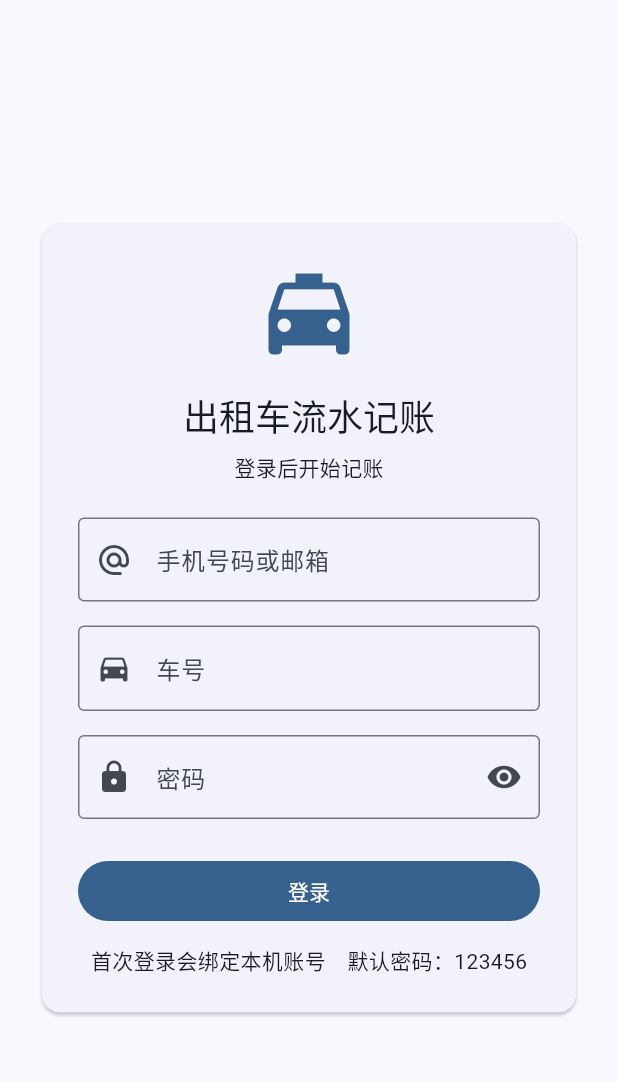
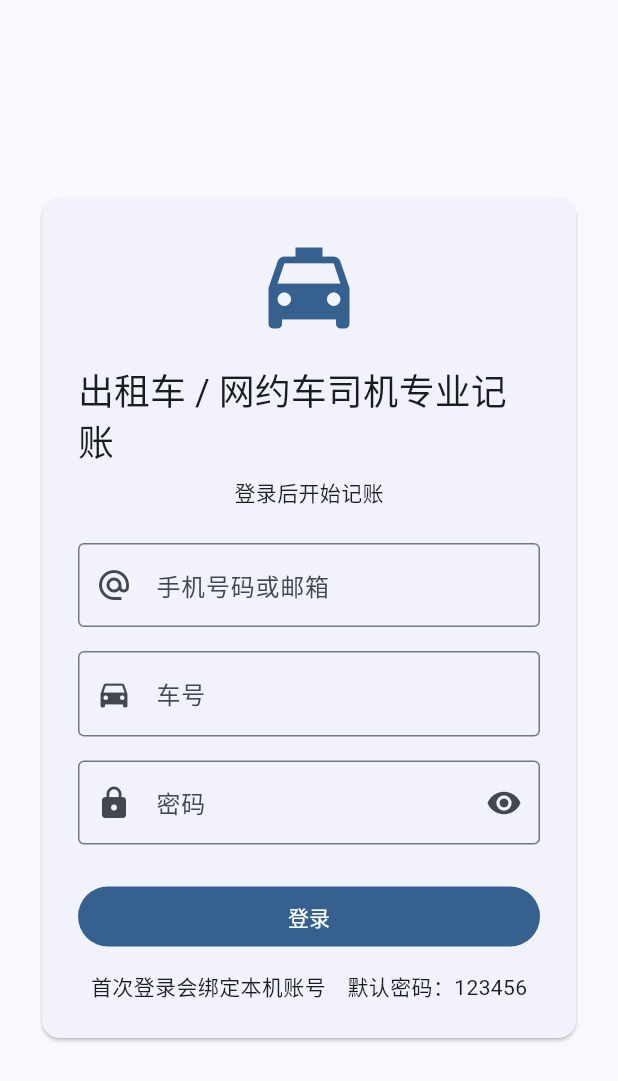
Before and after one commit to outefol/taxi-accounting-app, a Flutter app: the screen it shows after launch, on a phone screen of 412 x 824 dp. Shown: the top 1081 px of the screen. Run offline on Flutter 3.47's test engine with Material 3 defaults, Android fonts, the phone set to English and light mode, and no system bars; our stand-ins replace shared_preferences.

Commit message:
更新出租车记账应用名称

```diff
--- a/lib/main.dart
+++ b/lib/main.dart
@@ -16,7 +16,7 @@ final appNavigatorKey = GlobalKey<NavigatorState>();
 
 const _translations = <String, Map<String, String>>{
   'zh': {
-    'appTitle': '出租车流水记账',
+    'appTitle': '出租车 / 网约车司机专业记账',
     'loginSubtitle': '登录后开始记账',
     'phoneEmail': '手机号码或邮箱',
     'vehicle': '车号',
@@ -85,7 +85,7 @@ const _translations = <String, Map<String, String>>{
     'cancel': '取消',
   },
   'en': {
-    'appTitle': 'Taxi Ledger',
+    'appTitle': 'Professional Taxi Driver Ledger',
     'loginSubtitle': 'Sign in to start recording',
     'phoneEmail': 'Phone number or email',
     'vehicle': 'Vehicle number',
@@ -154,7 +154,7 @@ const _translations = <String, Map<String, String>>{
     'cancel': 'Cancel',
   },
   'ja': {
-    'appTitle': 'タクシー収支帳',
+    'appTitle': 'タクシー・配車ドライバー記帳',
     'loginSubtitle': 'ログインして記帳を開始',
     'phoneEmail': '電話番号またはメール',
     'vehicle': '車両番号',
@@ -223,7 +223,7 @@ const _translations = <String, Map<String, String>>{
     'cancel': 'キャンセル',
   },
   'es': {
-    'appTitle': 'Libro del taxi',
+    'appTitle': 'Contabilidad profesional para conductores',
     'loginSubtitle': 'Inicia sesión para registrar',
     'phoneEmail': 'Teléfono o correo',
     'vehicle': 'Número del vehículo',
@@ -872,14 +872,14 @@ class _SettingsPageState extends State<SettingsPage> {
   void _showAbout() {
     showAboutDialog(
       context: context,
-      applicationName: '出租车流水记账',
+      applicationName: '出租车 / 网约车司机专业记账',
       applicationVersion: '1.0.0',
       applicationIcon: const Icon(
         Icons.local_taxi,
         size: 48,
         color: Color(0xFFFFBE4F),
       ),
-      children: const [Text('出租车司机本地流水、里程和费用管理工具。')],
+      children: const [Text('出租车与网约车司机的本地流水、里程和费用管理工具。')],
     );
   }
 
@@ -1845,11 +1845,11 @@ class _HomePageState extends State<HomePage> {
     void showAbout() {
       showAboutDialog(
         context: context,
-        applicationName: '出租车流水记账',
+        applicationName: '出租车 / 网约车司机专业记账',
         applicationVersion: '1.0.0',
         applicationIcon: const Icon(Icons.local_taxi, size: 48, color: yellow),
         children: const [
-          Text('本地单机出租车收入、支出和里程管理工具。'),
+          Text('本地单机出租车与网约车收入、支出和里程管理工具。'),
           SizedBox(height: 8),
           Text('数据只保存在设备本地，不使用 Token 或服务器。'),
         ],
```
Also changed, not shown: 2 other files.
